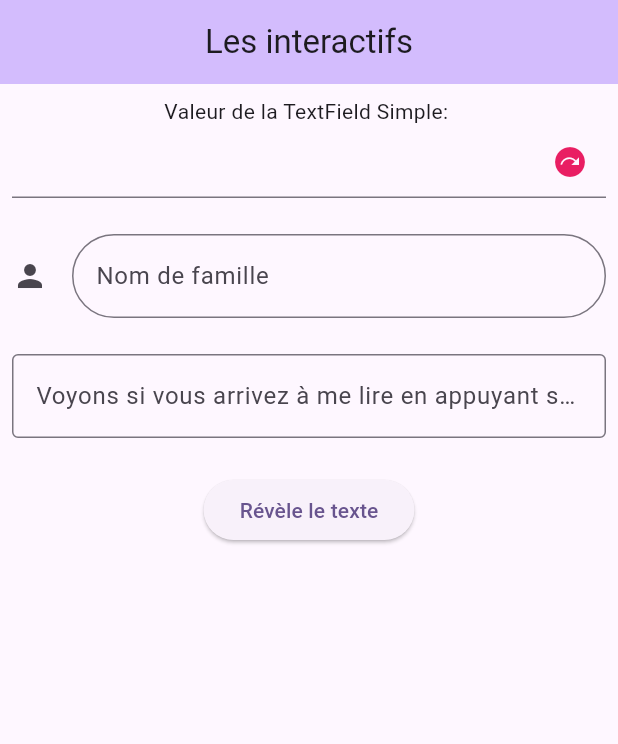
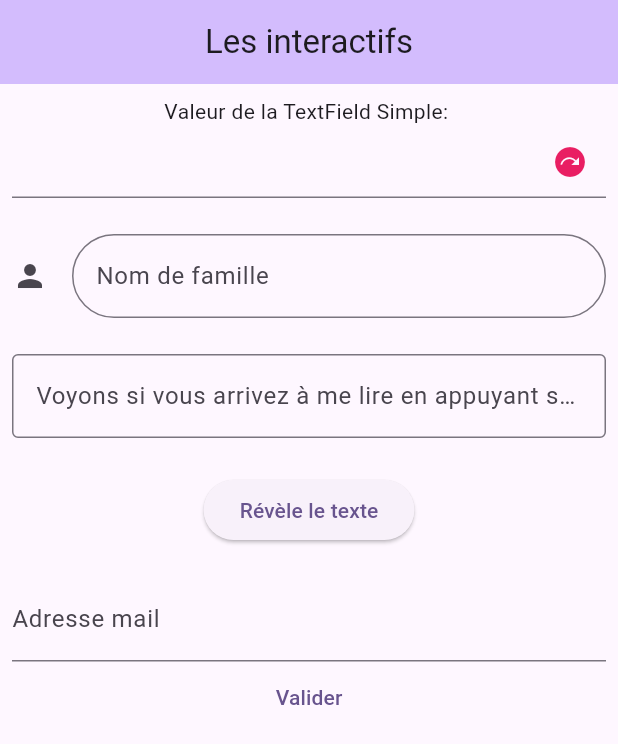
Before and after one commit to simon-oks/learn-flutter-interactif-widgets, a Flutter app: the screen it shows after launch, on a phone screen of 412 x 824 dp. Shown: the top 744 px of the screen. Run offline on Flutter 3.47's test engine with Material 3 defaults, Android fonts, the light colour scheme and no system bars.

Commit message:
TextFormField Widget

```diff
--- a/lib/home_page.dart
+++ b/lib/home_page.dart
@@ -12,6 +12,8 @@
 }
 
 class _HomePageState extends State<HomePage> {
+  final _formKey = GlobalKey<FormState>();
+
   late TextEditingController _controller;
 
   String _simple = "";
@@ -110,6 +112,37 @@
                   child: Text("Révèle le texte"),
                 ),
                 Text(_controller.text),
+                Form(
+                  key: _formKey,
+                  child: Column(
+                    children: [
+                      TextFormField(
+                        validator: (value) {
+                          if (value == null || value.isEmpty) {
+                            return "L'adresse mail ne peut pas être vide";
+                          } else {
+                            null;
+                          }
+                        },
+                        decoration: InputDecoration(
+                          hintText: "Entrez votre adresse mail",
+                          label: Text("Adresse mail"),
+                        ),
+                        keyboardType: TextInputType.emailAddress,
+                      ),
+                      TextButton(
+                        onPressed: () {
+                          if (_formKey.currentState!.validate()) {
+                            unfocusMethod2();
+                          } else {
+                            print("Nope");
+                          }
+                        },
+                        child: Text("Valider"),
+                      ),
+                    ],
+                  ),
+                ),
               ],
             ),
           ),
```
